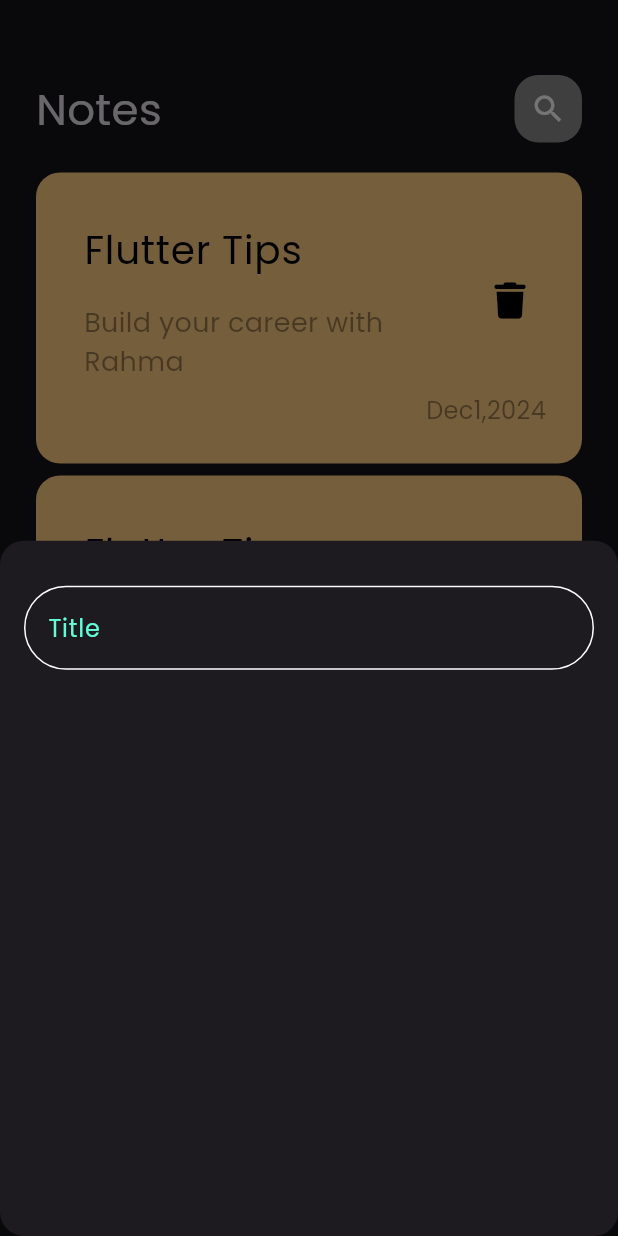
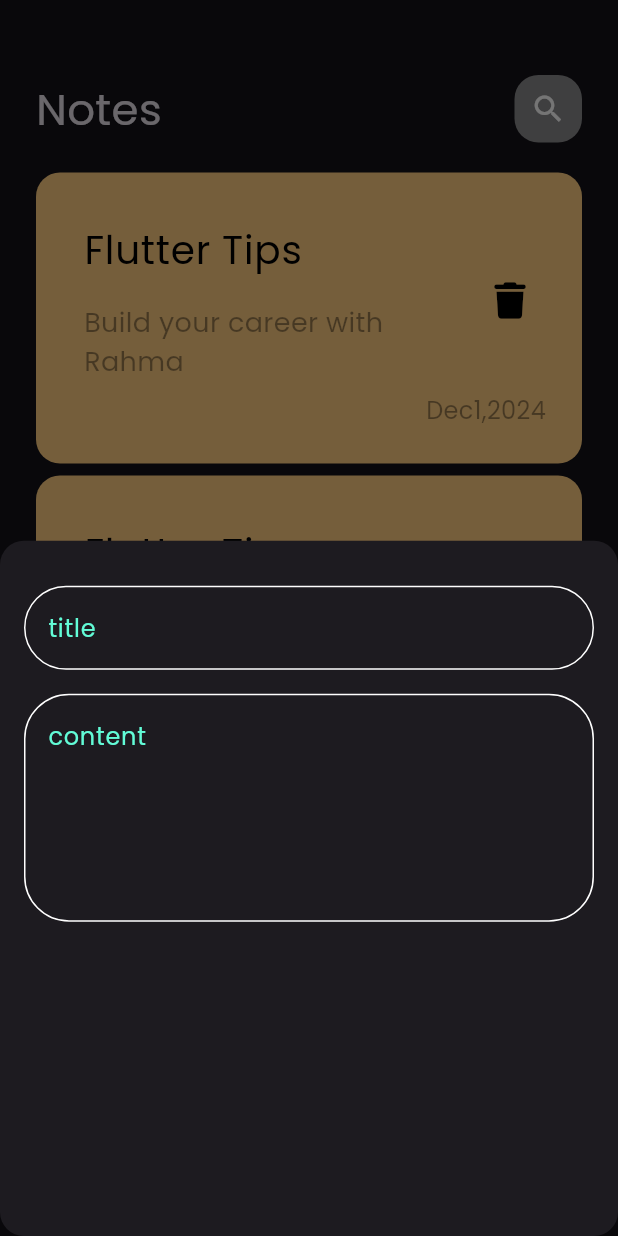
Before and after one commit to Rahmah177/notes_app1, a Flutter app: the screen it shows after launch, after a tap on the "add" icon, on a phone screen of 412 x 824 dp. Run offline on Flutter 3.47's test engine with Material 3 defaults, Android fonts, the phone set to English and light mode, and no system bars; our stand-ins replace font_awesome_flutter.

Commit message:
add fields to bottom sheet

```diff
--- a/lib/views/notes_view.dart
+++ b/lib/views/notes_view.dart
@@ -19,7 +19,7 @@ class NotesView extends StatelessWidget {
                 return const AddNoteBottomSheet();
               });
         },
-        child: Icon(Icons.add),
+        child: const Icon(Icons.add),
       ),
       body: const NotesViewBody(),
     );
--- a/lib/views/widgets/add_note_bottom_sheet.dart
+++ b/lib/views/widgets/add_note_bottom_sheet.dart
@@ -6,14 +6,23 @@ class AddNoteBottomSheet extends StatelessWidget {
 
   @override
   Widget build(BuildContext context) {
-    return Padding(
-      padding: const EdgeInsets.symmetric(horizontal: 16),
+    return const Padding(
+      padding: EdgeInsets.symmetric(horizontal: 16),
       child: Column(
         children: [
           SizedBox(
             height: 30,
           ),
-          CustomTextField(),
+          CustomTextField(
+            hint: 'title',
+          ),
+          SizedBox(
+            height: 16,
+          ),
+          CustomTextField(
+            hint: 'content',
+            maxLines: 5,
+          ),
         ],
       ),
     );
--- a/lib/views/widgets/custom_app_bar.dart
+++ b/lib/views/widgets/custom_app_bar.dart
@@ -6,8 +6,8 @@ class CustomAppBar extends StatelessWidget {
 
   @override
   Widget build(BuildContext context) {
-    return Row(
-      children: const [
+    return const Row(
+      children: [
         Text(
           "Notes",
           style: TextStyle(fontSize: 29),
--- a/lib/views/widgets/custom_text_field.dart
+++ b/lib/views/widgets/custom_text_field.dart
@@ -2,14 +2,17 @@ import 'package:flutter/material.dart';
 import 'package:notes_app1/constants.dart';
 
 class CustomTextField extends StatelessWidget {
-  const CustomTextField({super.key});
+  const CustomTextField({super.key, required this.hint, this.maxLines = 1});
+  final String hint;
+  final int maxLines;
 
   @override
   Widget build(BuildContext context) {
     return TextField(
       cursorColor: KPrimaryColor,
+      maxLines: maxLines,
       decoration: InputDecoration(
-          hintText: 'Title',
+          hintText: hint,
           hintStyle: const TextStyle(color: KPrimaryColor),
           border: buildBorder(),
           enabledBorder: buildBorder(),
--- a/lib/views/widgets/custome_note_item.dart
+++ b/lib/views/widgets/custome_note_item.dart
@@ -33,7 +33,7 @@ class NoteItem extends StatelessWidget {
             ),
             trailing: IconButton(
               onPressed: () {},
-              icon: Icon(
+              icon: const Icon(
                 FontAwesomeIcons.trash,
                 color: Colors.black,
               ),
--- a/lib/views/widgets/notes_view_body.dart
+++ b/lib/views/widgets/notes_view_body.dart
@@ -9,10 +9,10 @@ class NotesViewBody extends StatelessWidget {
 
   @override
   Widget build(BuildContext context) {
-    return Padding(
-      padding: const EdgeInsets.symmetric(horizontal: 24),
+    return const Padding(
+      padding: EdgeInsets.symmetric(horizontal: 24),
       child: Column(
-        children: const [
+        children: [
           SizedBox(
             height: 50,
           ),
```
Also changed, not shown: 1 other file.
